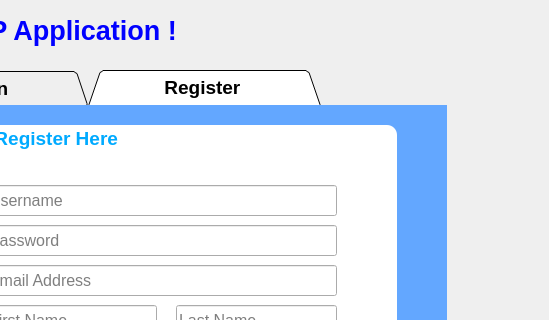
Before: the Qt Designer form ACL/RegisterPage.ui in Pocket99/3D_CNN_KNEE_FLEXION_ANGLE_ESTIMATION, drawn with Qt 5; both pictures show x 224 to 773 and y 0 to 320 of the 773 by 586 pixel window.
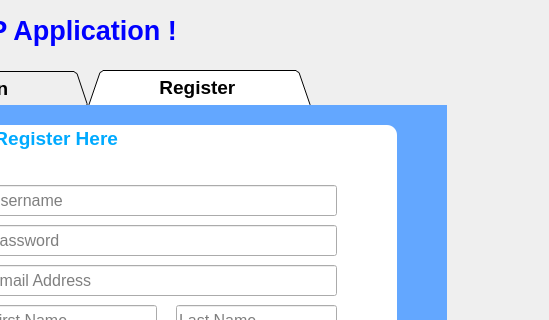
After: the same form once the commit is applied. The open tabs and pages were chosen to show the change.

Commit message: update of register page

What changed in the file:
```diff
--- a/ACL/RegisterPage.ui
+++ b/ACL/RegisterPage.ui
@@ -224,7 +224,7 @@
    </widget>
    <widget class="QWidget" name="tab_2">
     <attribute name="title">
-     <string>            Register             </string>
+     <string>           Register            </string>
     </attribute>
     <widget class="QGroupBox" name="registerForm">
      <property name="geometry">
```
Left out of the diff: 12 changed lines with no effect on the pictures. The commit also changes 4 other files.
